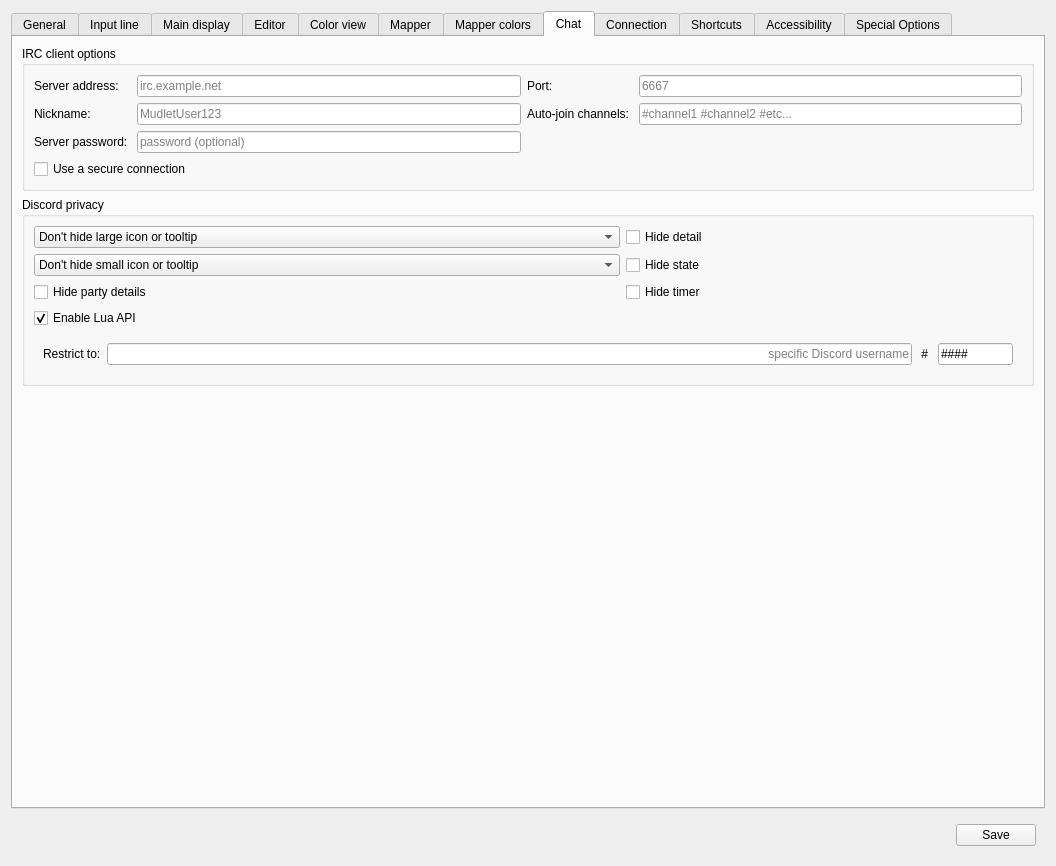
Qt form src/ui/profile_preferences.ui (Mudlet/Mudlet) before a commit.
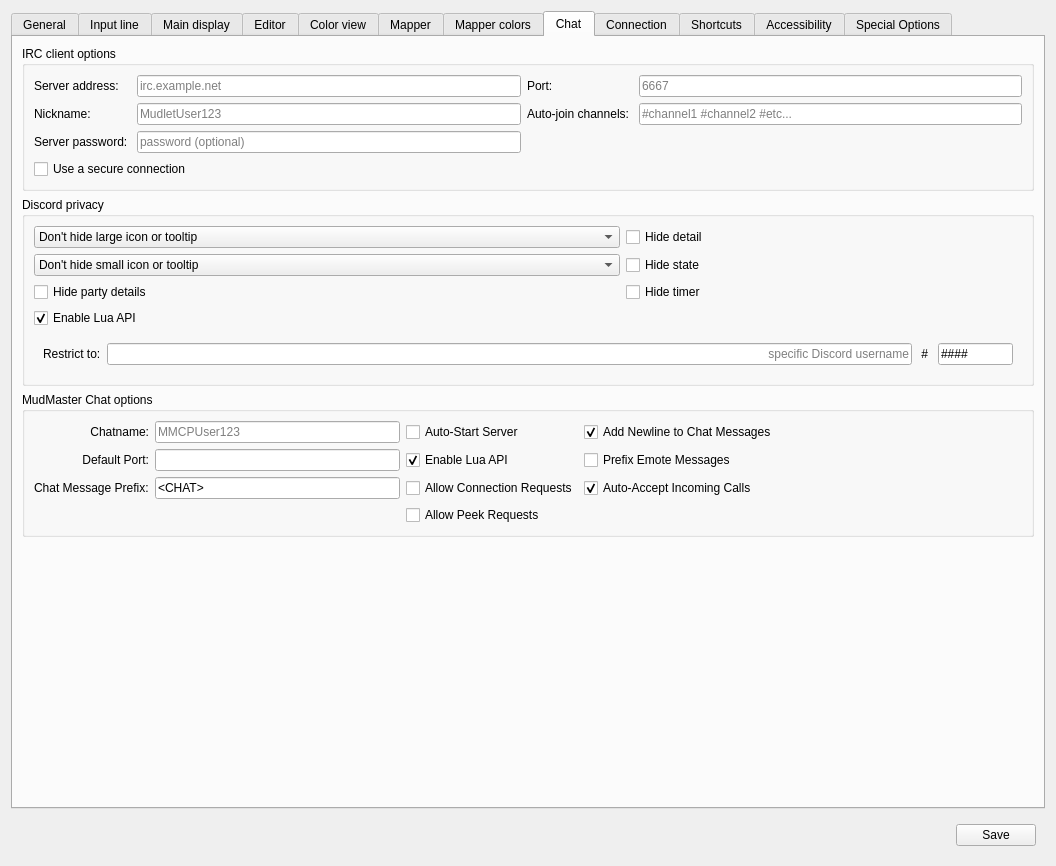
The same form after that commit. The open tabs and pages were chosen to show the change. Icons and pictures are not drawn. Custom widgets are drawn as their Qt base class.

What changed in the file:
```diff
--- a/src/ui/profile_preferences.ui
+++ b/src/ui/profile_preferences.ui
@@ -3189,6 +3189,161 @@
          </layout>
         </widget>
        </item>
+       <item>
+        <widget class="QGroupBox" name="groupBox_MMCPOptions">
+         <property name="title">
+          <string>MudMaster Chat options</string>
+         </property>
+         <layout class="QGridLayout" name="gridLayout">
+          <item row="2" column="5">
+           <widget class="QCheckBox" name="checkBox_mmcpLuaAPI">
+            <property name="toolTip">
+             <string>&lt;p&gt;Allow Lua to control MMCP connections&lt;/p&gt;</string>
+            </property>
+            <property name="text">
+             <string>Enable Lua API</string>
+            </property>
+            <property name="checked">
+             <bool>true</bool>
+            </property>
+           </widget>
+          </item>
+          <item row="0" column="2">
+           <widget class="QLineEdit" name="lineEdit_mmcpChatName">
+            <property name="toolTip">
+             <string>Chat name as seen by connected chat clients.</string>
+            </property>
+            <property name="placeholderText">
+             <string>MMCPUser123</string>
+            </property>
+           </widget>
+          </item>
+          <item row="4" column="5">
+           <widget class="QCheckBox" name="checkBox_mmcpAllowPeekReq">
+            <property name="toolTip">
+             <string>Allow others to peek your public connections</string>
+            </property>
+            <property name="text">
+             <string>Allow Peek Requests</string>
+            </property>
+           </widget>
+          </item>
+          <item row="2" column="2">
+           <widget class="QLineEdit" name="lineEdit_mmcpPort">
+            <property name="toolTip">
+             <string>Port to use when connecting to another client without specifying a port along with the IP address. This is also the default port that listened for incoming connections when running a local server.</string>
+            </property>
+           </widget>
+          </item>
+          <item row="0" column="5">
+           <widget class="QCheckBox" name="checkBox_mmcpAutostartServer">
+            <property name="toolTip">
+             <string>Automatically start a chat server when your profile loads. Uses the default port setting.</string>
+            </property>
+            <property name="text">
+             <string>Auto-Start Server</string>
+            </property>
+           </widget>
+          </item>
+          <item row="0" column="7">
+           <spacer name="horizontalSpacer_2">
+            <property name="orientation">
+             <enum>Qt::Horizontal</enum>
+            </property>
+            <property name="sizeHint" stdset="0">
+             <size>
+              <width>40</width>
+              <height>20</height>
+             </size>
+            </property>
+           </spacer>
+          </item>
+          <item row="2" column="0">
+           <widget class="QLabel" name="lblMMCPPort">
+            <property name="text">
+             <string>Default Port:</string>
+            </property>
+            <property name="alignment">
+             <set>Qt::AlignRight|Qt::AlignTrailing|Qt::AlignVCenter</set>
+            </property>
+           </widget>
+          </item>
+          <item row="0" column="0">
+           <widget class="QLabel" name="lblMMCPName">
+            <property name="text">
+             <string>Chatname:</string>
+            </property>
+            <property name="alignment">
+             <set>Qt::AlignRight|Qt::AlignTrailing|Qt::AlignVCenter</set>
+            </property>
+            <property name="buddy">
+             <cstring>lineEdit_mmcpChatName</cstring>
+            </property>
+           </widget>
+          </item>
+          <item row="3" column="5">
+           <widget class="QCheckBox" name="checkBox_mmcpAllowConnReq">
+            <property name="toolTip">
+             <string>Allow others to request your public connections</string>
+            </property>
+            <property name="text">
+             <string>Allow Connection Requests</string>
+            </property>
+           </widget>
+          </item>
+          <item row="0" column="6">
+           <widget class="QCheckBox" name="checkBox_mmcpAddChatMessageNewline">
+            <property name="text">
+             <string>Add Newline to Chat Messages</string>
+            </property>
+            <property name="checked">
+             <bool>true</bool>
+            </property>
+           </widget>
+          </item>
+          <item row="2" column="6">
+           <widget class="QCheckBox" name="checkBox_mmcpPrefixEmotes">
+            <property name="toolTip">
+             <string>Prefix own EmoteAll messages with 'You emote to everybody'</string>
+            </property>
+            <property name="text">
+             <string>Prefix Emote Messages</string>
+            </property>
+           </widget>
+          </item>
+          <item row="3" column="0">
+           <widget class="QLabel" name="lblMMCPChatMsgPrefix">
+            <property name="text">
+             <string>Chat Message Prefix:</string>
+            </property>
+           </widget>
+          </item>
+          <item row="3" column="2">
+           <widget class="QLineEdit" name="lineEdit_mmcpChatMessagePrefix">
+            <property name="toolTip">
+             <string>Text to display in front of chat messages</string>
+            </property>
+            <property name="text">
+             <string>&lt;CHAT&gt;</string>
+            </property>
+           </widget>
+          </item>
+          <item row="3" column="6">
+           <widget class="QCheckBox" name="checkBox_mmcpAutoAcceptCalls">
+            <property name="toolTip">
+             <string>Automatically accept incoming calls from chat clients</string>
+            </property>
+            <property name="text">
+             <string>Auto-Accept Incoming Calls</string>
+            </property>
+            <property name="checked">
+             <bool>true</bool>
+            </property>
+           </widget>
+          </item>
+         </layout>
+        </widget>
+       </item>
        <item>
         <spacer name="verticalSpacer_connection">
          <property name="orientation">
```
